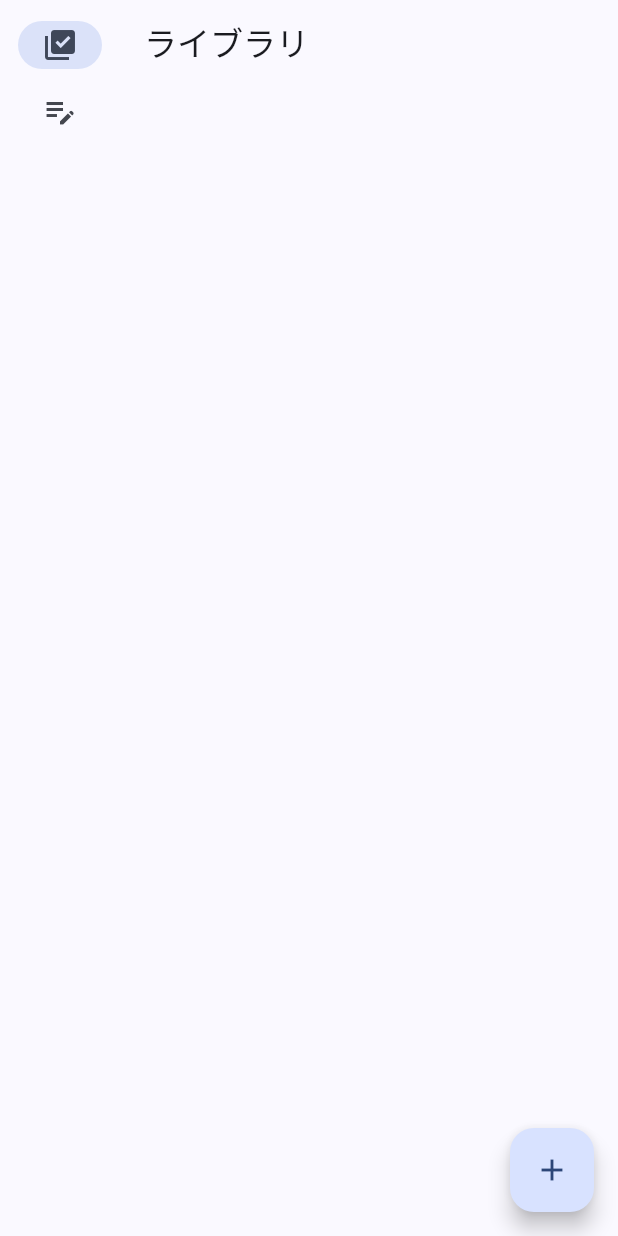
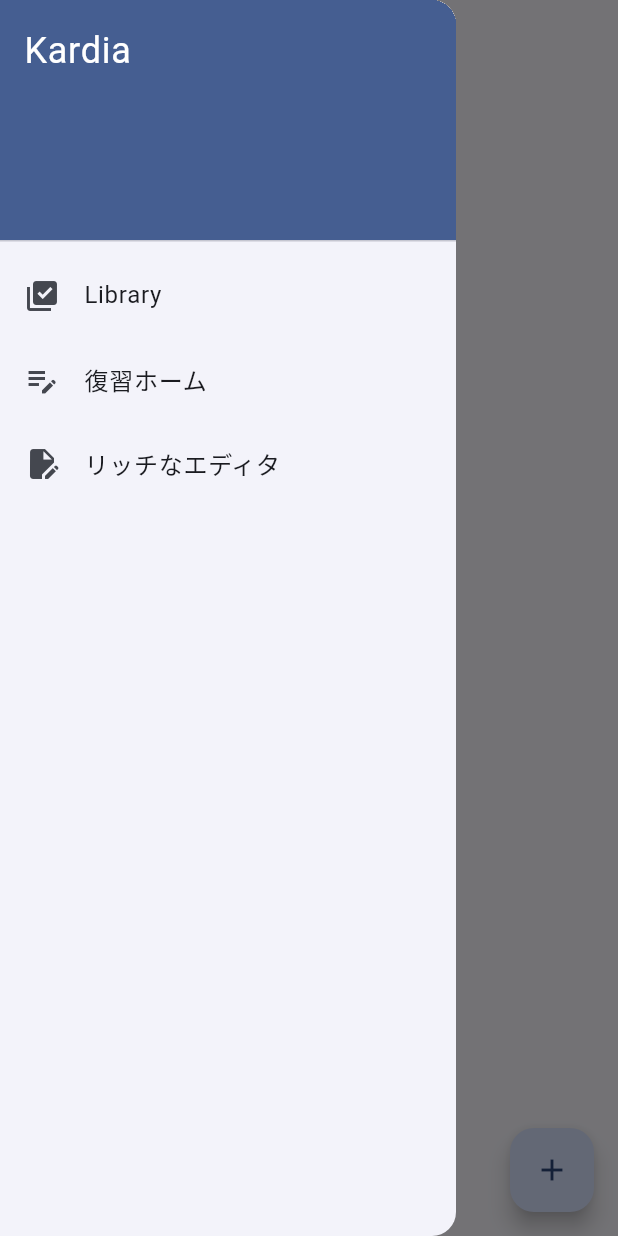
Before and after one commit to ShiinaRin/Kardia, a Flutter app: the screen it shows after launch, with the side drawer open (before the commit the screen has no drawer), on a phone screen of 412 x 824 dp. Run offline on Flutter 3.47's test engine with Material 3 defaults, Android fonts, the phone set to English and light mode, and no system bars; our stand-ins replace google_fonts, isar; accounts and stored records are empty; generated files the repository leaves out were written again.

Commit message:
UIの調整を行いました。

```diff
--- a/lib/library/MakeQuestionView/editQuestion.dart
+++ b/lib/library/MakeQuestionView/editQuestion.dart
@@ -41,8 +41,8 @@ class _EditPageState extends State<EditPage> {
                   controller: nameController,
                   maxLines: null, // 改行可能にする
                   decoration: const InputDecoration(
-                    labelText: '問題', // ラベルを追加
-                    hintText: '問題文を入力', // ヒントテキストを設定
+                    labelText: '大問', // ラベルを追加
+                    hintText: '第1問…など', // ヒントテキストを設定
                     border: OutlineInputBorder(), // 外枠を追加
                   ),
                 ),
@@ -51,8 +51,8 @@ class _EditPageState extends State<EditPage> {
                   controller: answerController,
                   maxLines: null, // 改行可能にする
                   decoration: const InputDecoration(
-                    labelText: '解答', // ラベルを追加
-                    hintText: '答えを入力', // ヒントテキストを設定
+                    labelText: '小問', // ラベルを追加
+                    hintText: '(1),(2)など', // ヒントテキストを設定
                     border: OutlineInputBorder(), // 外枠を追加
                   ),
                 ),
@@ -61,8 +61,8 @@ class _EditPageState extends State<EditPage> {
                   controller: explanationController,
                   maxLines: null, // 改行可能にする
                   decoration: const InputDecoration(
-                    labelText: '解説', // ラベルを追加
-                    hintText: '解説を入力', // ヒントテキストを設定
+                    labelText: '解答・解説', // ラベルを追加
+                    hintText: '解答・解説を入力', // ヒントテキストを設定
                     border: OutlineInputBorder(), // 外枠を追加
                   ),
                 ),
--- a/lib/main.dart
+++ b/lib/main.dart
@@ -31,7 +31,7 @@ class MyApp extends StatelessWidget {
   @override
   Widget build(BuildContext context) {
     return MaterialApp(
-      title: 'Kardia Anki',
+      title: 'Kardia',
       theme: ThemeData(
         textTheme: GoogleFonts.bizUDPGothicTextTheme(
           Theme.of(context).textTheme,
@@ -59,6 +59,8 @@ class SideNavigation extends StatefulWidget {
 class _SideNavigationState extends State<SideNavigation> {
   var selectedIndex = 0;
 
+  late Isar isar; // late修飾子を削除
+
   // initState内でwidget.isarを使用する
   @override
   void initState() {
@@ -66,7 +68,6 @@ class _SideNavigationState extends State<SideNavigation> {
     isar = widget.isar;
   }
 
-  late Isar isar; // late修飾子を削除
   @override
   Widget build(BuildContext context) {
     Widget page;
@@ -88,29 +89,60 @@ class _SideNavigationState extends State<SideNavigation> {
 
     return LayoutBuilder(builder: (context, constraints) {
       return Scaffold(
-        body: Row(
-          children: [
-            SafeArea(
-              child: NavigationRail(
-                extended: constraints.maxWidth >= 600,
-                destinations: const [
-                  NavigationRailDestination(
-                    icon: Icon(Icons.library_add_check),
-                    label: Text('Library'),
+        appBar: AppBar(
+          title: Text('Kardia'),
+        ),
+        drawer: Drawer(
+          child: ListView(
+            padding: EdgeInsets.zero,
+            children: <Widget>[
+              DrawerHeader(
+                decoration: BoxDecoration(
+                  color: Theme.of(context).primaryColor,
+                ),
+                child: const Text(
+                  'Kardia',
+                  style: TextStyle(
+                    color: Colors.white,
+                    fontSize: 24,
                   ),
-                  NavigationRailDestination(
-                    icon: Icon(Icons.edit_note),
-                    label: Text('復習ホーム'),
-                  ),
-                ],
-                selectedIndex: selectedIndex,
-                onDestinationSelected: (value) {
+                ),
+              ),
+              ListTile(
+                title: Text('Library'),
+                leading: Icon(Icons.library_add_check),
+                onTap: () {
                   setState(() {
-                    selectedIndex = value;
+                    selectedIndex = 0;
+                    Navigator.pop(context); // DrawerアイテムがタップされたらDrawerを閉じる
                   });
                 },
               ),
-            ),
+              ListTile(
+                title: Text('復習ホーム'),
+                leading: Icon(Icons.edit_note),
+                onTap: () {
+                  setState(() {
+                    selectedIndex = 1;
+                    Navigator.pop(context); // DrawerアイテムがタップされたらDrawerを閉じる
+                  });
+                },
+              ),
+              ListTile(
+                title: Text('リッチなエディタ'),
+                leading: Icon(Icons.edit_document),
+                onTap: () {
+                  setState(() {
+                    selectedIndex = 2;
+                    Navigator.pop(context); // DrawerアイテムがタップされたらDrawerを閉じる
+                  });
+                },
+              ),
+            ],
+          ),
+        ),
+        body: Row(
+          children: [
             Expanded(
               child: Container(
                 color: Theme.of(context).colorScheme.primaryContainer,
@@ -142,6 +174,7 @@ class _AddPageState extends State<AddPage> {
   final nameController = TextEditingController();
   final answerController = TextEditingController();
   final explanationController = TextEditingController();
+
   final _nameFocusNode = FocusNode(); // 名前フィールドのFocusNodeを作成
 
   @override
@@ -176,7 +209,7 @@ class _AddPageState extends State<AddPage> {
   Widget build(BuildContext context) {
     return Scaffold(
       appBar: AppBar(
-        title: const Text('問題追加'),
+        title: const Text('AddQuestions'),
       ),
       body: Padding(
         padding: const EdgeInsets.all(16.0),
@@ -189,8 +222,8 @@ class _AddPageState extends State<AddPage> {
               focusNode: _nameFocusNode, // 名前フィールドにFocusNodeを設定
               maxLines: null,
               decoration: const InputDecoration(
-                labelText: '問題',
-                hintText: '問題文を入力',
+                labelText: '大問',
+                hintText: '第1問…など',
                 border: OutlineInputBorder(),
               ),
             ),
@@ -199,8 +232,8 @@ class _AddPageState extends State<AddPage> {
               controller: answerController,
               maxLines: null,
               decoration: const InputDecoration(
-                labelText: '解答',
-                hintText: '答えを入力',
+                labelText: '小問',
+                hintText: "(1),(2)など",
                 border: OutlineInputBorder(),
               ),
             ),
@@ -209,8 +242,8 @@ class _AddPageState extends State<AddPage> {
               controller: explanationController,
               maxLines: null,
               decoration: const InputDecoration(
-                labelText: '解説',
-                hintText: '解説を入力',
+                labelText: '解答・解説',
+                hintText: '解答・解説を入力',
                 border: OutlineInputBorder(),
               ),
             ),
--- a/lib/model/QuestionList.dart
+++ b/lib/model/QuestionList.dart
@@ -6,6 +6,7 @@ part 'QuestionList.g.dart'; // ファイル名.g.dartと書く
 class QuestionList {
   Id id = Isar.autoIncrement; // リストのID
   late String title = "タイムライン！"; // リストのタイトル
+  late String gaiyo = "";
   late DateTime createdAt; // リストの作成日時
   late DateTime updatedAt; // リストの最終更新日時
 }
--- a/pubspec.yaml
+++ b/pubspec.yaml
@@ -30,6 +30,7 @@ environment:
 dependencies:
   flutter:
     sdk: flutter
+  flutter_quill: ^8.5.3
 
 
   # The following adds the Cupertino Icons font to your application.
```
Also changed, not shown: lib/library/Library.dart (+214 -72 lines), lib/model/QuestionList.g.dart, lib/quill.dart (added), pubspec.lock, 5 other files.
